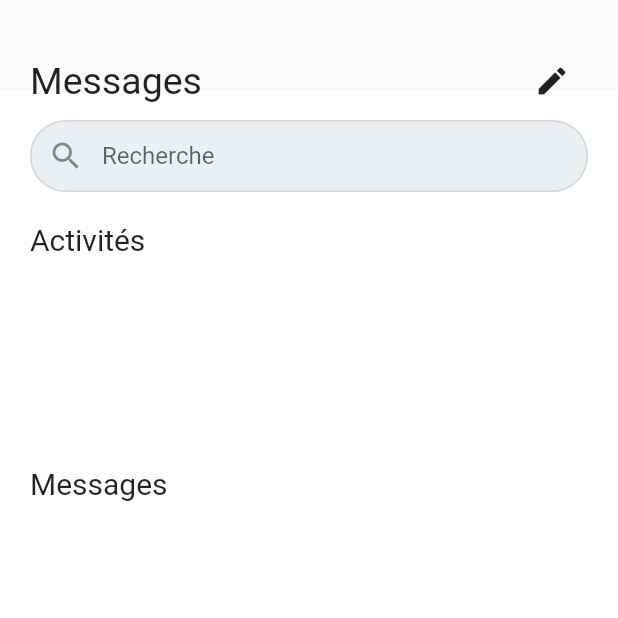
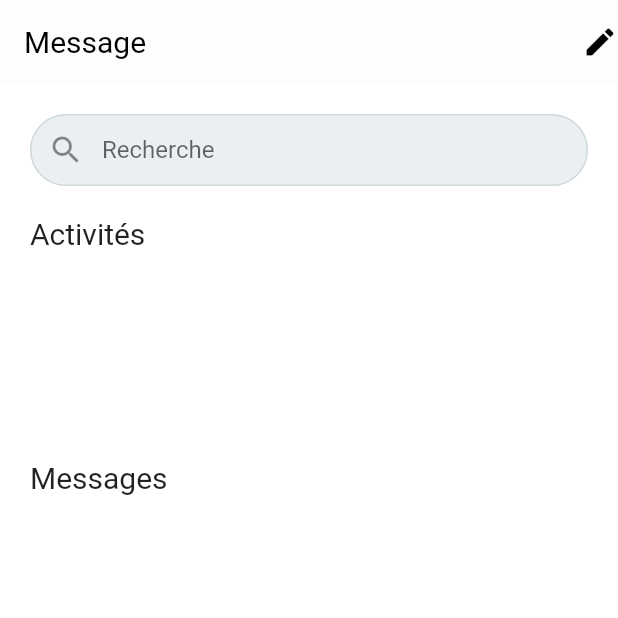
Before and after one commit to akartis-dev/first-flutter, a Flutter app: the screen it shows after launch, on a phone screen of 412 x 824 dp, the top half of it. Run offline on Flutter 3.47's test engine with Material 2 defaults, Android fonts, the phone set to English and light mode, and no system bars; our stand-ins replace flutter_lorem; missing offline and left inert: flutter_random_user.

Commit message:
Use and custom default app Bar

```diff
--- a/lib/common/data.dart
+++ b/lib/common/data.dart
@@ -3,6 +3,6 @@ import 'package:flutter_random_user/flutter_random_user.dart';
 class DataFake {
   List<RandomUser> generateData() {
     return userGenerator(
-        max: 30, loremIpsumParagraphs: 1, loremIpsumWords: 100);
+        max: 40, loremIpsumParagraphs: 1, loremIpsumWords: 100);
   }
 }
--- a/lib/main.dart
+++ b/lib/main.dart
@@ -14,6 +14,14 @@ class MyApp extends StatelessWidget {
   Widget build(BuildContext context) {
     return MaterialApp(
       color: Colors.white,
+      theme: ThemeData(
+          appBarTheme: const AppBarTheme(
+        elevation: 0,
+        backgroundColor: Colors.white54,
+        iconTheme: IconThemeData(color: Colors.grey),
+        titleTextStyle: TextStyle(color: Colors.black, fontSize: 20),
+        toolbarTextStyle: TextStyle(color: Colors.black),
+      )),
       title: 'Messenger clone',
       initialRoute: '/',
       routes: {
--- a/lib/screen/home_page.dart
+++ b/lib/screen/home_page.dart
@@ -8,7 +8,15 @@ class HomePage extends StatelessWidget {
   @override
   Widget build(BuildContext context) {
     return Scaffold(
-      appBar: const CustomAppBar(height: 60),
+      appBar: AppBar(
+        title: const Text("Message"),
+        actions: const [
+          Icon(
+            Icons.edit,
+            color: Colors.black,
+          )
+        ],
+      ),
       body: Container(
         color: Colors.white,
         padding: const EdgeInsets.symmetric(horizontal: 20),
```
Also changed, not shown: lib/component/appBar/message_app_bar.dart (+9 -35 lines).
